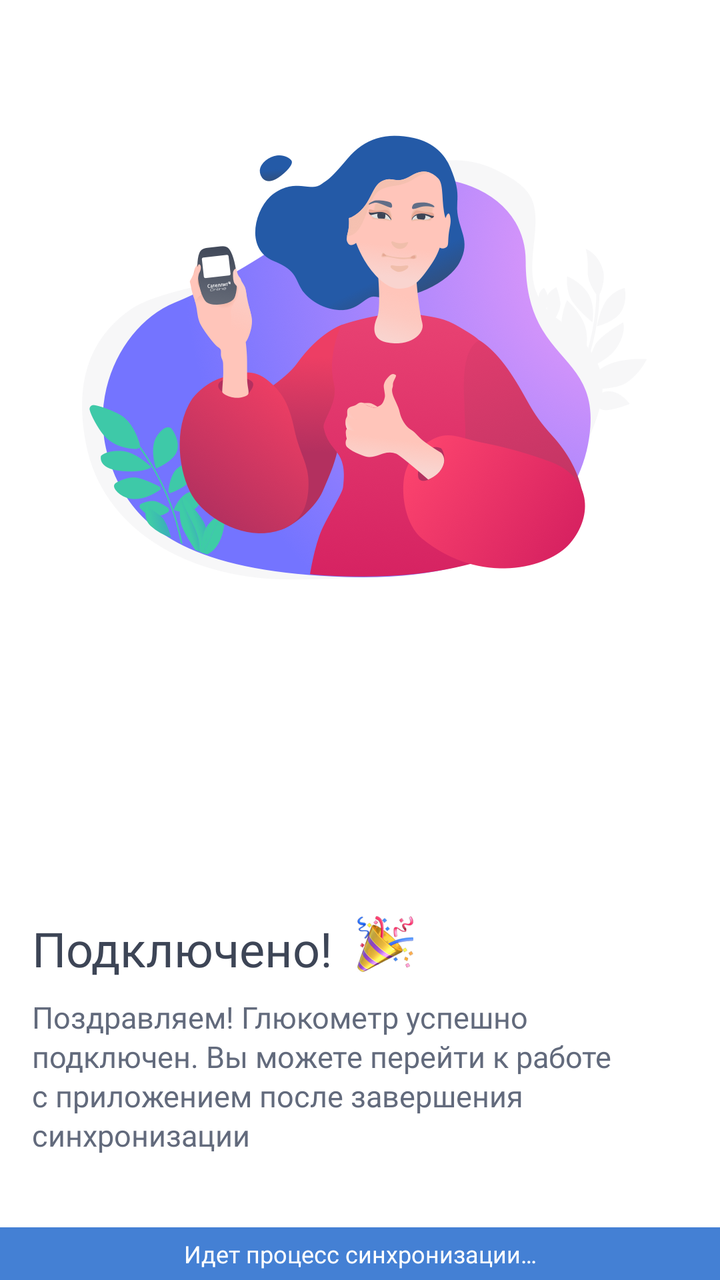
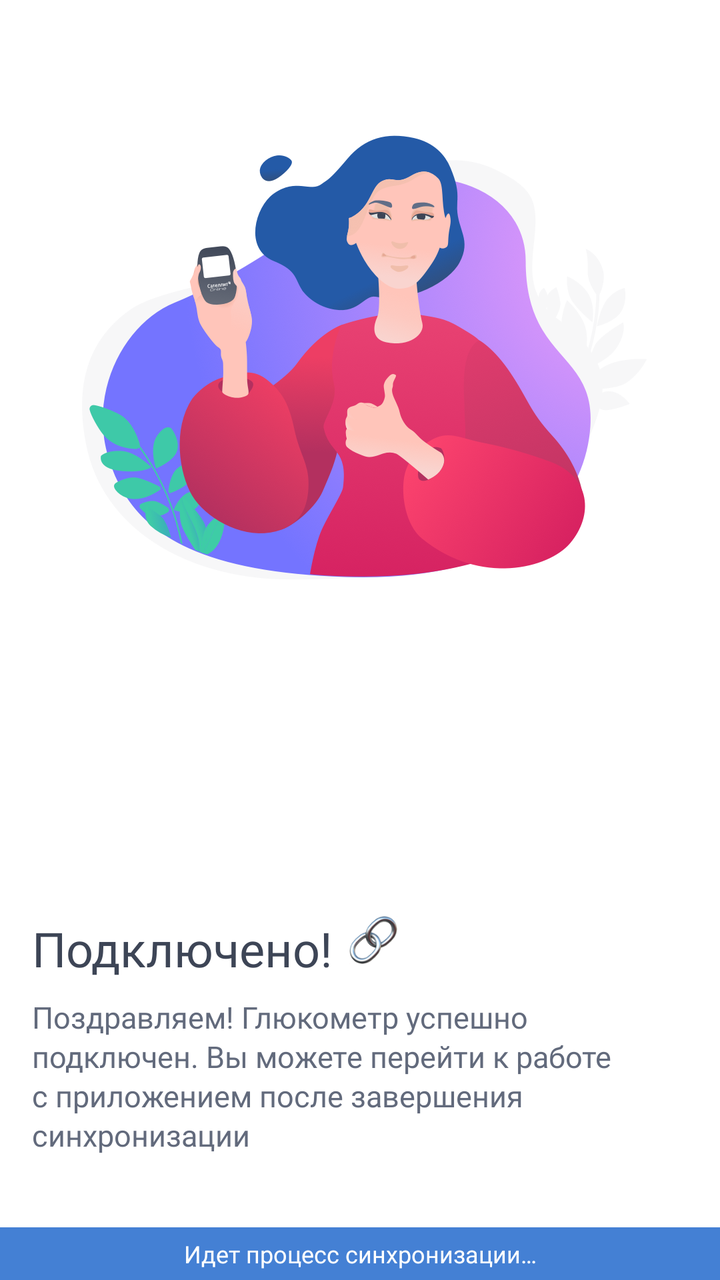

An Android layout rendered at two revisions. The XML below is the earlier revision; the diff shows what the commit changed to produce the second picture.
<!-- AndroidManifest.xml: another module's application theme AppTheme -->
<!-- res/layout/layout_sync_state_connected.xml -->
<androidx.constraintlayout.widget.ConstraintLayout xmlns:android="http://schemas.android.com/apk/res/android"
    xmlns:app="http://schemas.android.com/apk/res-auto"
    android:id="@+id/stateConnectedView"
    android:layout_width="match_parent"
    android:layout_height="match_parent">

    <androidx.appcompat.widget.AppCompatImageView
        android:layout_width="match_parent"
        android:layout_height="0dp"
        android:layout_marginStart="16dp"
        android:layout_marginEnd="16dp"
        app:layout_constraintBottom_toBottomOf="parent"
        app:layout_constraintDimensionRatio="w,1:1"
        app:layout_constraintEnd_toEndOf="parent"
        app:layout_constraintStart_toStartOf="parent"
        app:layout_constraintTop_toTopOf="parent"
        app:layout_constraintVertical_bias="0.1"
        app:srcCompat="@drawable/ic_connect_finish" />

    <androidx.appcompat.widget.AppCompatTextView
        android:id="@+id/titleView"
        style="@style/New.Headline3.BlackBlue"
        android:layout_width="wrap_content"
        android:layout_height="wrap_content"
        android:layout_marginStart="16dp"
        android:layout_marginEnd="16dp"
        android:layout_marginBottom="8dp"
        android:text="@string/sync_state_title_connected"
        app:layout_constraintBottom_toTopOf="@+id/messageView"
        app:layout_constraintStart_toStartOf="parent" />

    <androidx.appcompat.widget.AppCompatImageView
        android:layout_width="wrap_content"
        android:layout_height="wrap_content"
        android:layout_gravity="center_vertical"
        android:layout_marginStart="12dp"
        app:layout_constraintStart_toEndOf="@+id/titleView"
        app:layout_constraintTop_toTopOf="@+id/titleView"
        app:srcCompat="@drawable/ic_congrats" />

    <androidx.appcompat.widget.AppCompatTextView
        android:id="@+id/messageView"
        style="@style/New.Title2.ShadeBlack0"
        android:layout_width="match_parent"
        android:layout_height="wrap_content"
        android:layout_marginStart="16dp"
        android:layout_marginEnd="16dp"
        android:layout_marginBottom="36dp"
        android:lineSpacingExtra="2dp"
        android:text="@string/sync_state_subtitle_connected"
        app:layout_constraintBottom_toTopOf="@+id/infoView"
        app:layout_constraintEnd_toEndOf="parent"
        app:layout_constraintStart_toStartOf="parent" />

    <androidx.appcompat.widget.AppCompatTextView
        android:id="@+id/infoView"
        style="@style/New.Caption1.White"
        android:layout_width="match_parent"
        android:layout_height="wrap_content"
        android:background="@color/shade_blue3"
        android:gravity="center"
        android:padding="5dp"
        android:text="@string/sync_state_title_progress_connected"
        app:layout_constraintBottom_toBottomOf="parent"
        app:layout_constraintEnd_toEndOf="parent"
        app:layout_constraintStart_toStartOf="parent" />

</androidx.constraintlayout.widget.ConstraintLayout>
<!-- resources referenced by this layout -->
<resources>
  <color name="shade_blue3">#4480d4</color>
  <!-- drawable ic_congrats: png bitmap (drawable-hdpi, 4850 bytes) -->
  <!-- drawable ic_connect_finish: png bitmap (drawable-hdpi, 107994 bytes) -->
  <string name="sync_state_subtitle_connected">Поздравляем! Глюкометр успешно\nподключен. Вы можете перейти к работе\nс приложением после завершения\nсинхронизации</string>
  <string name="sync_state_title_connected">Подключено!</string>
  <string name="sync_state_title_progress_connected">Идет процесс синхронизации…</string>
  <style name="New.Caption1.White">
          <item name="android:textColor">@color/white</item>
      </style>
  <style name="New.Headline3.BlackBlue">
          <item name="android:textColor">@color/black_blue</item>
      </style>
  <style name="New.Title2.ShadeBlack0">
          <item name="android:textColor">@color/shade_black0</item>
      </style>
  <style name="AppTheme" parent="Theme.AppCompat.Light.NoActionBar">
          <item name="colorPrimary">@color/colorPrimary</item>
          <item name="colorPrimaryDark">@color/colorPrimaryDark</item>
          <item name="colorAccent">@color/colorAccent</item>
          <item name="android:windowBackground">@color/color_window_background</item>
          <item name="bottomSheetDialogTheme">@style/BottomSheetTransparentStyle</item>
          <item name="actionMenuTextAppearance">@style/New.Button3.White</item>
          <item name="actionMenuTextColor">@color/white</item>
      </style>
  <color name="white">#ffffff</color>
  <color name="black_blue">#3d4556</color>
  <color name="shade_black0">#626a7c</color>
  <color name="colorPrimary">@color/white</color>
  <color name="colorPrimaryDark">#f3f2f2</color>
  <color name="colorAccent">@color/shade_g_green_a</color>
  <color name="color_window_background">@color/white</color>
  <style name="BottomSheetTransparentStyle" parent="Theme.Design.BottomSheetDialog">
          <item name="android:windowAnimationStyle">@null</item>
          <item name="android:colorBackground">@android:color/transparent</item>
          <item name="android:backgroundDimEnabled">false</item>
          <item name="android:windowIsFloating">false</item>
          <item name="android:statusBarColor">@android:color/transparent</item>
      </style>
  <style name="New.Button3.White">
          <item name="android:textColor">@color/white</item>
      </style>
  <color name="shade_g_green_a">#3ec9a8</color>
</resources>

<!-- the commit's change to res/layout/layout_sync_state_connected.xml (unified diff, before → after) -->
@@ -30,13 +30,13 @@
         app:layout_constraintStart_toStartOf="parent" />
 
     <androidx.appcompat.widget.AppCompatImageView
-        android:layout_width="wrap_content"
-        android:layout_height="wrap_content"
+        android:layout_width="24dp"
+        android:layout_height="24dp"
         android:layout_gravity="center_vertical"
-        android:layout_marginStart="12dp"
+        android:layout_marginStart="8dp"
         app:layout_constraintStart_toEndOf="@+id/titleView"
         app:layout_constraintTop_toTopOf="@+id/titleView"
-        app:srcCompat="@drawable/ic_congrats" />
+        app:srcCompat="@drawable/ic_how_to_connect" />
 
     <androidx.appcompat.widget.AppCompatTextView
         android:id="@+id/messageView"
<!-- resource entries referenced after the edit -->
@@ -1,8 +1,8 @@
 <!-- resources referenced by this layout -->
 <resources>
   <color name="shade_blue3">#4480d4</color>
-  <!-- drawable ic_congrats: png bitmap (drawable-hdpi, 4850 bytes) -->
   <!-- drawable ic_connect_finish: png bitmap (drawable-hdpi, 107994 bytes) -->
+  <!-- drawable ic_how_to_connect: png bitmap (drawable-hdpi, 3791 bytes) -->
   <string name="sync_state_subtitle_connected">Поздравляем! Глюкометр успешно\nподключен. Вы можете перейти к работе\nс приложением после завершения\nсинхронизации</string>
   <string name="sync_state_title_connected">Подключено!</string>
   <string name="sync_state_title_progress_connected">Идет процесс синхронизации…</string>
